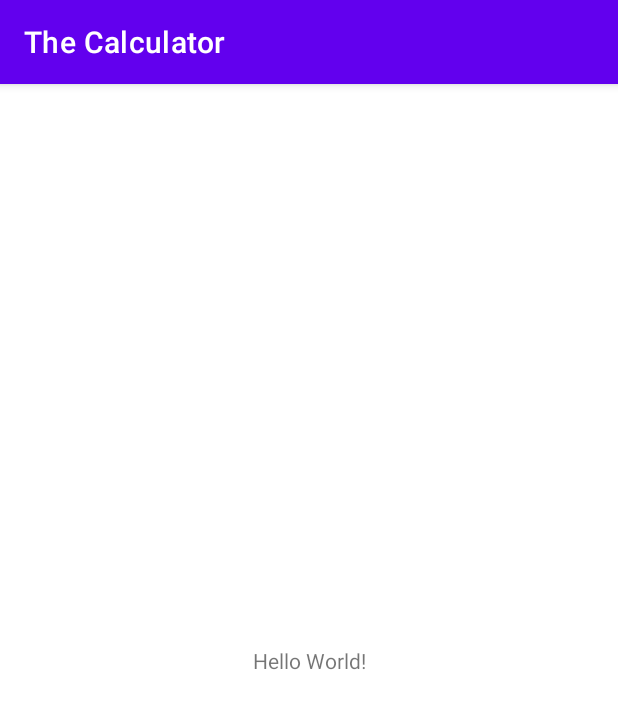
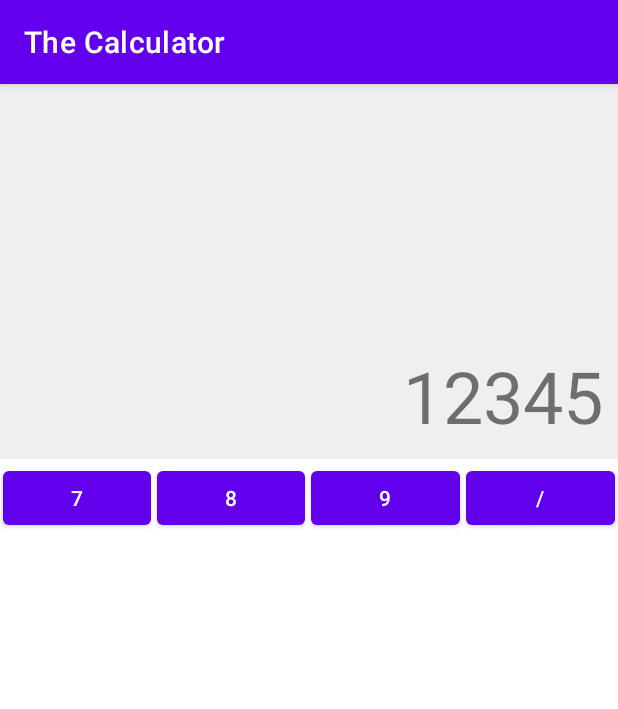
Before and after one commit to Stalkerfish/TheCalculatorApp, an Android app: the screen it shows after launch (MainActivity), on a phone screen of 412 x 824 dp. Shown: the top 709 px of the screen. Run offline under Robolectric (Android 15) with nearby library versions, the phone set to English and light mode, and no system bars.

Commit message:
Creating Layout: used LayoutLinear when creating: a grey-ish space to show the calculation results a nested LayoutLinear to make 4 buttons, which each have a 'onClick' statement to call the onDigit function
Things to have in mind:
'onClick' statement is deprecated and should not be used in bigger projects
strings should not be hardcoded in the xml files
only the first roll of buttons were created

```diff
--- a/app/src/main/java/com/stalkerfish/thecalculator/MainActivity.kt
+++ b/app/src/main/java/com/stalkerfish/thecalculator/MainActivity.kt
@@ -2,10 +2,16 @@ package com.stalkerfish.thecalculator
 
 import androidx.appcompat.app.AppCompatActivity
 import android.os.Bundle
+import android.view.View
+import android.widget.Toast
 
 class MainActivity : AppCompatActivity() {
     override fun onCreate(savedInstanceState: Bundle?) {
         super.onCreate(savedInstanceState)
         setContentView(R.layout.activity_main)
     }
+
+    fun onDigit(view: View){
+        Toast.makeText(this, "Button clicked!", Toast.LENGTH_SHORT).show()
+    }
 }
--- a/app/src/main/res/layout/activity_main.xml
+++ b/app/src/main/res/layout/activity_main.xml
@@ -1,18 +1,67 @@
 <?xml version="1.0" encoding="utf-8"?>
-<androidx.constraintlayout.widget.ConstraintLayout xmlns:android="http://schemas.android.com/apk/res/android"
+<LinearLayout xmlns:android="http://schemas.android.com/apk/res/android"
     xmlns:app="http://schemas.android.com/apk/res-auto"
     xmlns:tools="http://schemas.android.com/tools"
     android:layout_width="match_parent"
     android:layout_height="match_parent"
+    android:orientation="vertical"
     tools:context=".MainActivity">
 
     <TextView
-        android:layout_width="wrap_content"
+        android:layout_width="match_parent"
+        android:layout_height="250dp"
+        android:background="#efefef"
+        android:padding="10dp"
+        android:textSize="48sp"
+        android:text="12345"
+        android:gravity="end|bottom"
+        />
+
+    <LinearLayout
+        android:layout_width="match_parent"
         android:layout_height="wrap_content"
-        android:text="Hello World!"
-        app:layout_constraintBottom_toBottomOf="parent"
-        app:layout_constraintEnd_toEndOf="parent"
-        app:layout_constraintStart_toStartOf="parent"
-        app:layout_constraintTop_toTopOf="parent" />
+        android:orientation="horizontal"
+        >
+        <Button
+            android:id="@+id/btnSeven"
+            android:layout_margin="2dp"
+            android:layout_width="0dp"
+            android:layout_height="match_parent"
+            android:layout_weight="1"
+            android:text="7"
+            android:onClick="onDigit"
+            />
 
-</androidx.constraintlayout.widget.ConstraintLayout>
+        <Button
+            android:id="@+id/btnEight"
+            android:layout_margin="2dp"
+            android:layout_width="0dp"
+            android:layout_height="match_parent"
+            android:layout_weight="1"
+            android:text="8"
+            android:onClick="onDigit"
+            />
+
+        <Button
+            android:id="@+id/btnNine"
+            android:layout_margin="2dp"
+            android:layout_width="0dp"
+            android:layout_height="match_parent"
+            android:layout_weight="1"
+            android:text="9"
+            android:onClick="onDigit"
+            />
+
+        <Button
+            android:id="@+id/btnDivide"
+            android:layout_margin="2dp"
+            android:layout_width="0dp"
+            android:layout_height="match_parent"
+            android:layout_weight="1"
+            android:text="/"
+            android:onClick="onDigit"
+            />
+
+    </LinearLayout>
+
+</LinearLayout>
```
